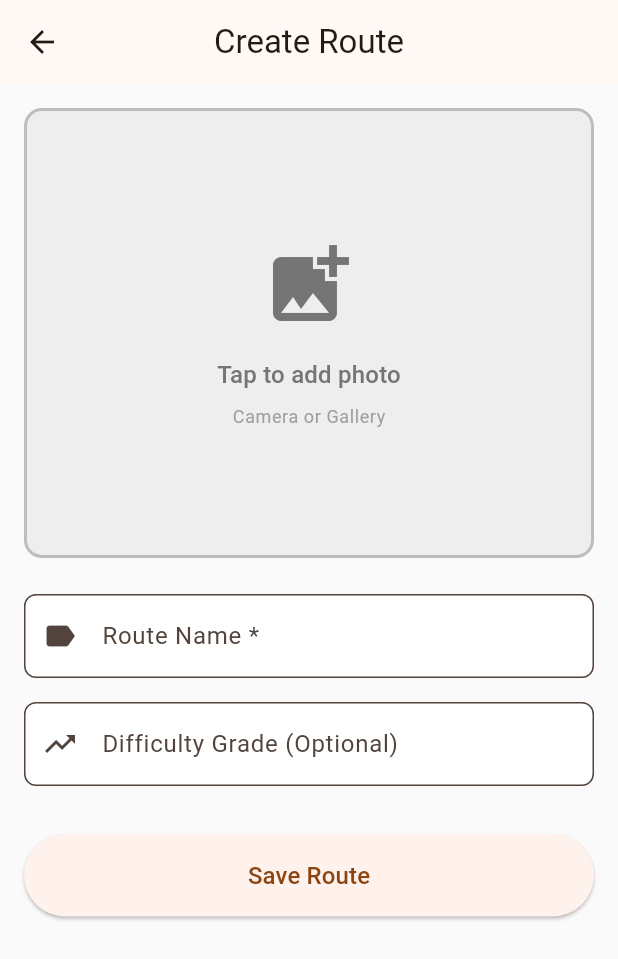
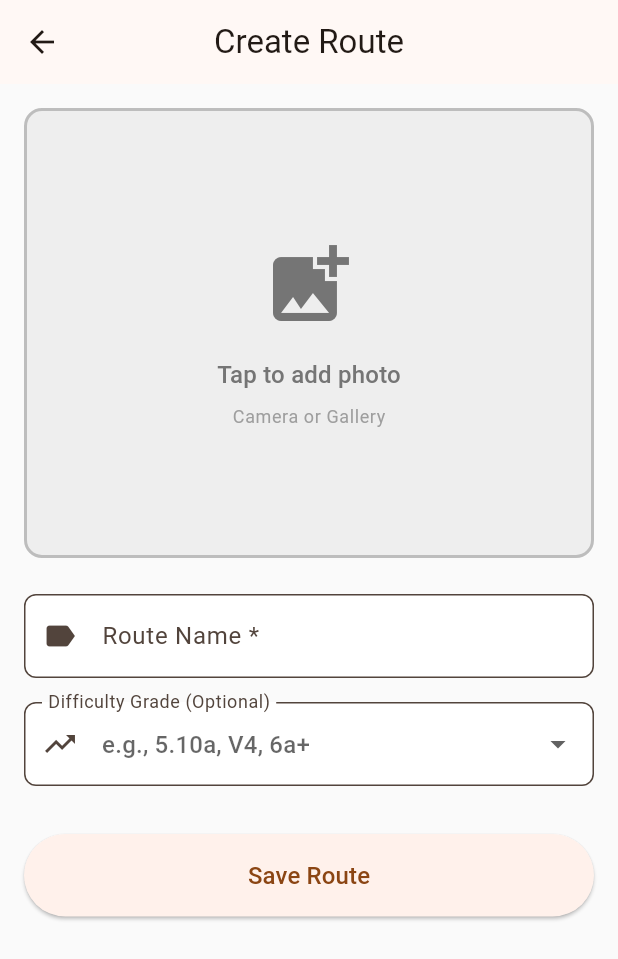
Before and after one commit to leodavidbr/Escala-mais, a Flutter app: the screen it shows after launch, after a tap on the "add" icon, on a phone screen of 412 x 824 dp. Shown: the top 959 px of the screen. Run offline on Flutter 3.47's test engine with Material 3 defaults, Android fonts, the phone set to English and light mode, and no system bars; our stand-ins replace flutter_riverpod, image_picker.

Commit message:
Refactor code structure for improved readability and maintainability

```diff
--- a/lib/repositories/in_memory_route_repository.dart
+++ b/lib/repositories/in_memory_route_repository.dart
@@ -10,13 +10,34 @@ class InMemoryRouteRepository implements RouteRepository {
   final _streamController = StreamController<List<Route>>.broadcast();
 
   InMemoryRouteRepository() {
-    // Emit initial empty list
+    // Initialize with some mock routes so the UI shows data immediately.
+    _routes.addAll([
+      Route(
+        name: 'Paredão Leste',
+        grade: 'v3',
+        photoPath: 'assets/images/route1.jpeg',
+      ),
+      Route(
+        name: 'Via do Sol',
+        grade: 'v7',
+        photoPath: 'assets/images/route2.jpeg',
+      ),
+      Route(
+        name: 'Overhang Classic',
+        grade: 'v1',
+        photoPath: 'assets/images/route3.jpeg',
+      ),
+    ]);
+
+    _routes.sort((a, b) => b.createdAt.compareTo(a.createdAt));
+
     _streamController.add(List.unmodifiable(_routes));
   }
 
   @override
-  Stream<List<Route>> getAllRoutes() {
-    return _streamController.stream.map((routes) => List.unmodifiable(routes));
+  Stream<List<Route>> getAllRoutes() async* {
+    yield List.unmodifiable(_routes);
+    yield* _streamController.stream.map((routes) => List.unmodifiable(routes));
   }
 
   @override
--- a/lib/screens/create_route_screen.dart
+++ b/lib/screens/create_route_screen.dart
@@ -15,14 +15,23 @@ class CreateRouteScreen extends ConsumerStatefulWidget {
 class _CreateRouteScreenState extends ConsumerState<CreateRouteScreen> {
   final _formKey = GlobalKey<FormState>();
   final _nameController = TextEditingController();
-  final _gradeController = TextEditingController();
+  String? _selectedGrade;
   File? _selectedImage;
   bool _isSaving = false;
+
+  final List<String> _grades = [
+    'v1',
+    'v2',
+    'v3',
+    'v4',
+    'v5',
+    'v6',
+    'v7',
+  ];
 
   @override
   void dispose() {
     _nameController.dispose();
-    _gradeController.dispose();
     super.dispose();
   }
 
@@ -102,9 +111,7 @@ class _CreateRouteScreenState extends ConsumerState<CreateRouteScreen> {
       final createRouteNotifier = ref.read(createRouteProvider.notifier);
       await createRouteNotifier.createRoute(
         name: _nameController.text.trim(),
-        grade: _gradeController.text.trim().isEmpty
-            ? null
-            : _gradeController.text.trim(),
+        grade: _selectedGrade,
         photoPath: savedImagePath,
       );
 
@@ -230,15 +237,28 @@ class _CreateRouteScreenState extends ConsumerState<CreateRouteScreen> {
                 textCapitalization: TextCapitalization.words,
               ),
               const SizedBox(height: 16),
-              // Grade field
-              TextFormField(
-                controller: _gradeController,
+              // Grade dropdown
+              DropdownButtonFormField<String>(
+                value: _selectedGrade,
                 decoration: InputDecoration(
                   labelText: l10n.difficultyGradeOptional,
                   hintText: l10n.gradeHint,
                   prefixIcon: const Icon(Icons.trending_up),
                 ),
-                textCapitalization: TextCapitalization.none,
+                isExpanded: true,
+                menuMaxHeight: 300,
+                dropdownColor: Theme.of(context).colorScheme.surface,
+                items: _grades.map((grade) {
+                  return DropdownMenuItem<String>(
+                    value: grade,
+                    child: Text(grade),
+                  );
+                }).toList(),
+                onChanged: (value) {
+                  setState(() {
+                    _selectedGrade = value;
+                  });
+                },
               ),
               const SizedBox(height: 32),
               // Save button
--- a/lib/widgets/route_thumbnail.dart
+++ b/lib/widgets/route_thumbnail.dart
@@ -17,10 +17,27 @@ class RouteThumbnail extends StatelessWidget {
     this.fit = BoxFit.cover,
   });
 
+  bool _isAssetPath(String path) {
+    return path.startsWith('assets/');
+  }
+
   @override
   Widget build(BuildContext context) {
+    if (imagePath.isEmpty) {
+      return _buildPlaceholder();
+    }
+
+    if (_isAssetPath(imagePath)) {
+      return Image.asset(
+        imagePath,
+        width: width,
+        height: height,
+        fit: fit,
+        errorBuilder: (context, error, stackTrace) => _buildPlaceholder(),
+      );
+    }
+
     final file = File(imagePath);
-
     return FutureBuilder<bool>(
       future: file.exists(),
       builder: (context, snapshot) {
```
Also changed, not shown: lib/screens/route_detail_screen.dart (+6 -70 lines), pubspec.yaml (+5 -3 lines), assets/images/route1.jpeg (added), assets/images/route2.jpeg (added), assets/images/route3.jpeg (added), pubspec.lock, 1 other file.
